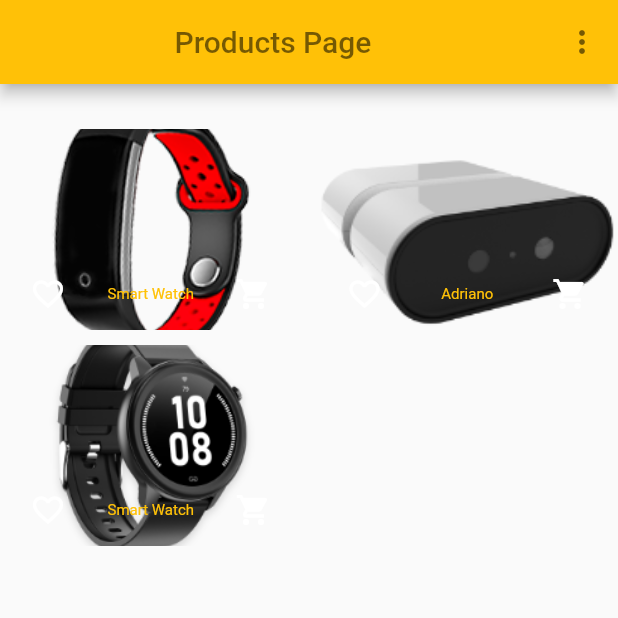
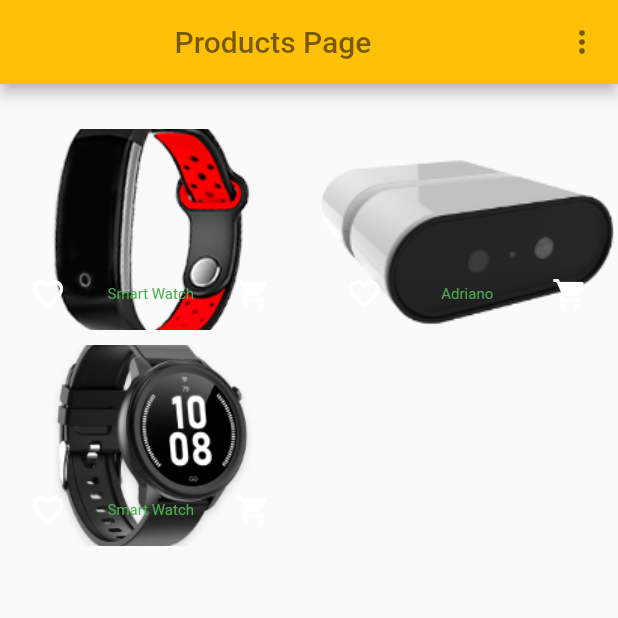
Before and after one commit to Liban122/shop_app_test, a Flutter app: the screen it shows after launch, on a phone screen of 412 x 824 dp, the top half of it. Run offline on Flutter 3.47's test engine with Material 2 defaults, Android fonts, the phone set to English and light mode, and no system bars; missing offline and left inert: dart:js.

Commit message:
color changed

```diff
--- a/lib/widgets/products_items.dart
+++ b/lib/widgets/products_items.dart
@@ -76,7 +76,7 @@ class ProductsItems extends StatelessWidget {
             title: Text(
               pro.title,
               textAlign: TextAlign.center,
-              style: const TextStyle(color: Colors.amber, fontSize: 10),
+              style: const TextStyle(color: Colors.green, fontSize: 10),
             ),
           ),
         ),
```
